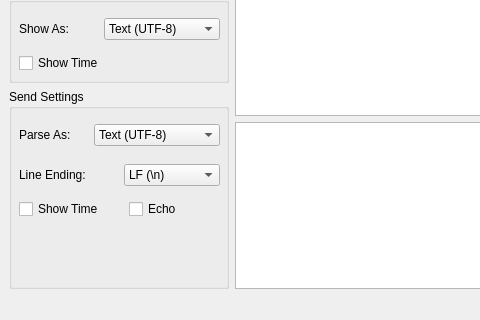
Qt form mainwindow.ui (tuna/QSerial) before a commit; both pictures show x 0 to 480 and y 441 to 761 of the 843 by 761 pixel window.
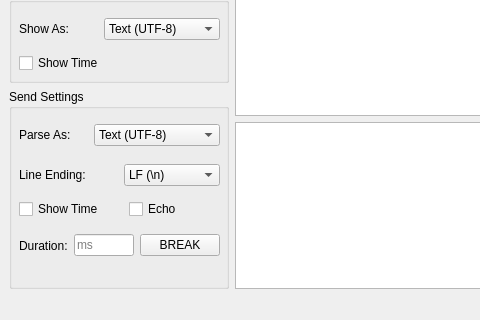
The same form after that commit.

Commit message: Implement basic BREAK condition sending, but recving is not working

```diff
--- a/mainwindow.ui
+++ b/mainwindow.ui
@@ -674,6 +674,39 @@
           <string>Echo</string>
          </property>
         </widget>
+        <widget class="QWidget" name="">
+         <property name="geometry">
+          <rect>
+           <x>10</x>
+           <y>140</y>
+           <width>201</width>
+           <height>33</height>
+          </rect>
+         </property>
+         <layout class="QHBoxLayout" name="horizontalLayout_12">
+          <item>
+           <widget class="QLabel" name="label_13">
+            <property name="text">
+             <string>Duration:</string>
+            </property>
+           </widget>
+          </item>
+          <item>
+           <widget class="QLineEdit" name="breakDurationLineEdit">
+            <property name="placeholderText">
+             <string>ms</string>
+            </property>
+           </widget>
+          </item>
+          <item>
+           <widget class="QPushButton" name="pushButton">
+            <property name="text">
+             <string>BREAK</string>
+            </property>
+           </widget>
+          </item>
+         </layout>
+        </widget>
        </widget>
       </item>
      </layout>
```
Left out of the diff: 17 changed lines with no effect on the pictures. The commit also changes 8 other files.
